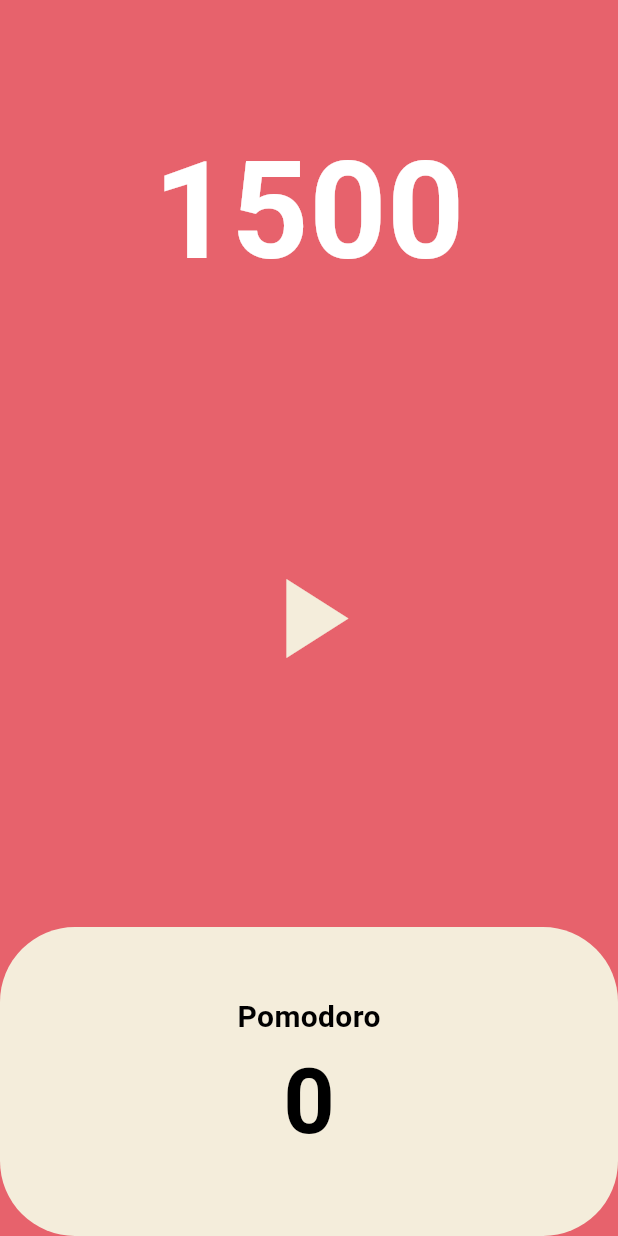
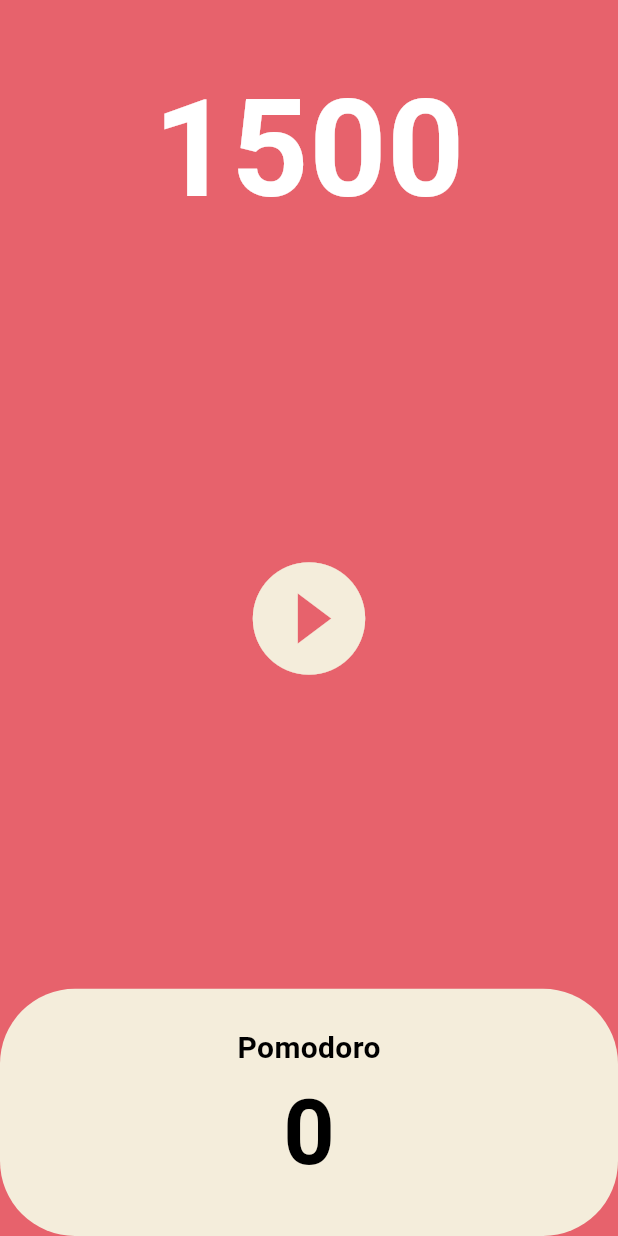
Before and after one commit to bryanho0470/toonflix-flutter, a Flutter app: the screen it shows after launch, on a phone screen of 412 x 824 dp. Run offline on Flutter 3.47's test engine with Material 3 defaults, Android fonts, the phone set to English and light mode, and no system bars.

Commit message:
pause & start

```diff
--- a/lib/screens/home_screen.dart
+++ b/lib/screens/home_screen.dart
@@ -11,6 +11,7 @@ class HomeScreen extends StatefulWidget {
 
 class _HomeScreenState extends State<HomeScreen> {
   int totalSeconds = 1500;
+  bool isRunning = false;
   late Timer timer;
 
   void onTick(Timer timer) {
@@ -20,10 +21,20 @@ class _HomeScreenState extends State<HomeScreen> {
   }
 
   void onStartPressed() {
+    setState(() {
+      isRunning = true;
+    });
     timer = Timer.periodic(
       const Duration(seconds: 1),
       onTick,
     );
+  }
+
+  void onPressedPaused() {
+    timer.cancel();
+    setState(() {
+      isRunning = false;
+    });
   }
 
   @override
@@ -47,13 +58,17 @@ class _HomeScreenState extends State<HomeScreen> {
             ),
           ),
           Flexible(
-            flex: 2,
+            flex: 3,
             child: Center(
               child: IconButton(
                 color: Theme.of(context).cardColor,
                 iconSize: 90,
-                onPressed: onStartPressed,
-                icon: const Icon(Icons.play_arrow),
+                onPressed: isRunning ? onPressedPaused : onStartPressed,
+                icon: Icon(
+                  isRunning
+                      ? Icons.pause_circle_filled_outlined
+                      : Icons.play_circle_filled_outlined,
+                ),
               ),
             ),
           ),
```
